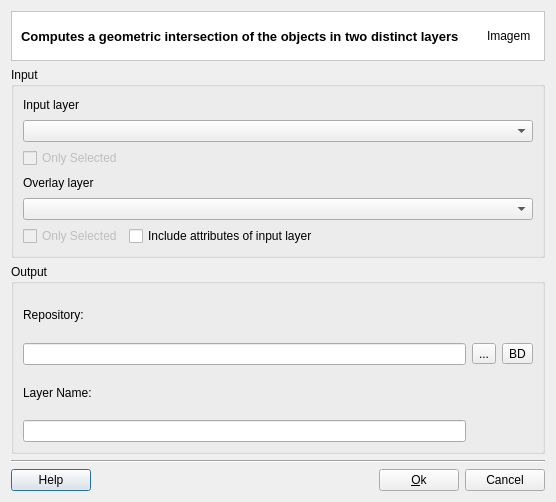
Before: the Qt Designer form src/terralib/vp/qt/ui/IntersectionDialogForm.ui in claudiobogossian/terralib5, drawn with Qt 5.
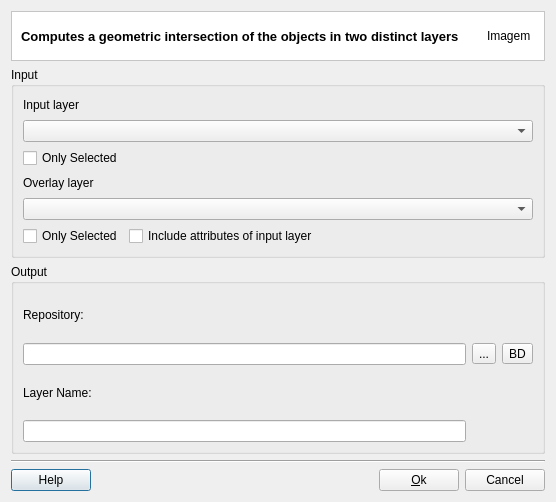
After: the same form once the commit is applied. Custom widgets are drawn as their Qt base class.

```diff
--- a/src/terralib/vp/qt/ui/IntersectionDialogForm.ui
+++ b/src/terralib/vp/qt/ui/IntersectionDialogForm.ui
@@ -96,7 +96,7 @@
           <item row="2" column="0">
            <widget class="QCheckBox" name="m_firstCheckBox">
             <property name="enabled">
-             <bool>false</bool>
+             <bool>true</bool>
             </property>
             <property name="text">
              <string>Only Selected</string>
@@ -129,7 +129,7 @@
             <item row="0" column="0">
              <widget class="QCheckBox" name="m_secondCheckBox">
               <property name="enabled">
-               <bool>false</bool>
+               <bool>true</bool>
               </property>
               <property name="text">
                <string>Only Selected</string>
```
Left out of the diff: 4 changed lines with no effect on the pictures.
